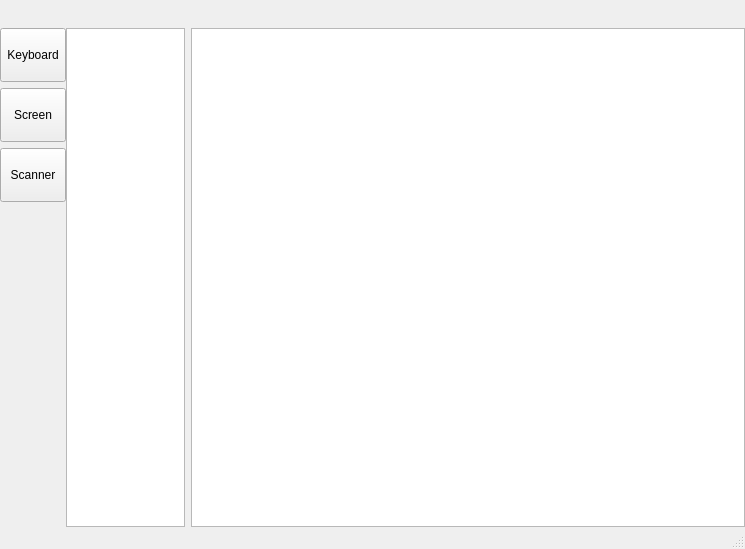
This is src/ui/main_window.ui in Konoszaf1/HardwareGUI as Qt 5 draws it before an edit. The edited form follows.
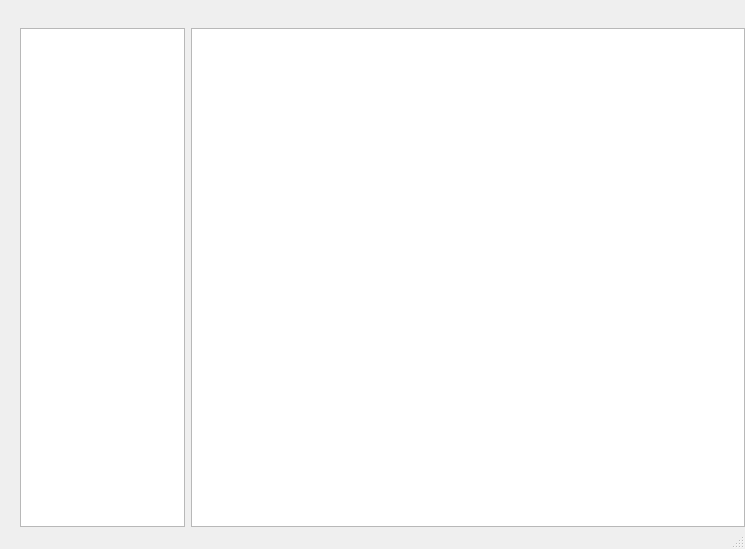
This is the edited form. Icons and pictures are not drawn. Custom widgets are drawn as their Qt base class.

What changed in the file:
```diff
--- a/src/ui/main_window.ui
+++ b/src/ui/main_window.ui
@@ -57,94 +57,7 @@
          <verstretch>0</verstretch>
         </sizepolicy>
        </property>
-       <layout class="QVBoxLayout" name="verticalLayout" stretch="1,1,1,6">
-        <item>
-         <widget class="SidebarButton" name="toolButton">
-          <property name="sizePolicy">
-           <sizepolicy hsizetype="MinimumExpanding" vsizetype="MinimumExpanding">
-            <horstretch>0</horstretch>
-            <verstretch>0</verstretch>
-           </sizepolicy>
-          </property>
-          <property name="focusPolicy">
-           <enum>Qt::NoFocus</enum>
-          </property>
-          <property name="text">
-           <string>Keyboard</string>
-          </property>
-          <property name="icon">
-           <iconset resource="../resources/icons.qrc">
-            <normaloff>:/icons/keyboard.png</normaloff>:/icons/keyboard.png</iconset>
-          </property>
-          <property name="checkable">
-           <bool>true</bool>
-          </property>
-          <property name="autoExclusive">
-           <bool>true</bool>
-          </property>
-          <property name="arrowType">
-           <enum>Qt::NoArrow</enum>
-          </property>
-         </widget>
-        </item>
-        <item>
-         <widget class="SidebarButton" name="toolButton_3">
-          <property name="sizePolicy">
-           <sizepolicy hsizetype="MinimumExpanding" vsizetype="MinimumExpanding">
-            <horstretch>0</horstretch>
-            <verstretch>0</verstretch>
-           </sizepolicy>
-          </property>
-          <property name="focusPolicy">
-           <enum>Qt::NoFocus</enum>
-          </property>
-          <property name="text">
-           <string>Screen</string>
-          </property>
-          <property name="icon">
-           <iconset resource="../resources/icons.qrc">
-            <normaloff>:/icons/screen.png</normaloff>:/icons/screen.png</iconset>
-          </property>
-          <property name="checkable">
-           <bool>true</bool>
-          </property>
-          <property name="checked">
-           <bool>false</bool>
-          </property>
-          <property name="autoExclusive">
-           <bool>true</bool>
-          </property>
-          <property name="autoRaise">
-           <bool>false</bool>
-          </property>
-         </widget>
-        </item>
-        <item>
-         <widget class="SidebarButton" name="toolButton_2">
-          <property name="sizePolicy">
-           <sizepolicy hsizetype="MinimumExpanding" vsizetype="MinimumExpanding">
-            <horstretch>0</horstretch>
-            <verstretch>0</verstretch>
-           </sizepolicy>
-          </property>
-          <property name="focusPolicy">
-           <enum>Qt::NoFocus</enum>
-          </property>
-          <property name="text">
-           <string>Scanner</string>
-          </property>
-          <property name="icon">
-           <iconset resource="../resources/icons.qrc">
-            <normaloff>:/icons/scanner-image.png</normaloff>:/icons/scanner-image.png</iconset>
-          </property>
-          <property name="checkable">
-           <bool>true</bool>
-          </property>
-          <property name="autoExclusive">
-           <bool>true</bool>
-          </property>
-         </widget>
-        </item>
+       <layout class="QVBoxLayout" name="verticalLayout" stretch="6">
         <item>
          <spacer name="verticalSpacer">
           <property name="orientation">
@@ -280,11 +193,6 @@
   <widget class="QStatusBar" name="statusbar"/>
  </widget>
  <customwidgets>
-  <customwidget>
-   <class>SidebarButton</class>
-   <extends>QToolButton</extends>
-   <header>gui.sidebar_button</header>
-  </customwidget>
   <customwidget>
    <class>ExpandingSplitter</class>
    <extends>QSplitter</extends>
```
